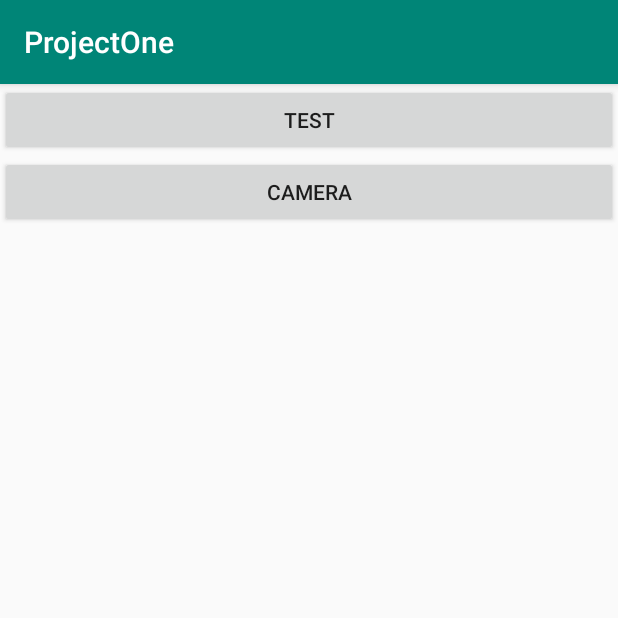
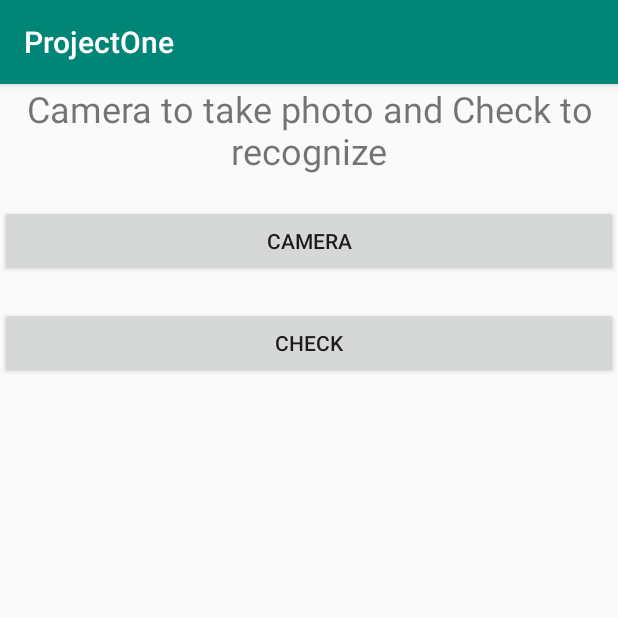
Before and after one commit to JarvisZL/CalculatorCheck, an Android app: the screen it shows after launch (MainActivity), on a phone screen of 412 x 824 dp, the top half of it. Run offline under Robolectric (Android 15) with nearby library versions, the phone set to English and light mode, and no system bars.

Commit message:
Add Textview and change the layout

```diff
--- a/app/src/main/java/com/example/projectone/MainActivity.java
+++ b/app/src/main/java/com/example/projectone/MainActivity.java
@@ -51,12 +51,13 @@ public class MainActivity extends AppCompatActivity {
         ActivityCompat.requestPermissions(this,
                 new String[]{Manifest.permission.WRITE_EXTERNAL_STORAGE,Manifest.permission.READ_EXTERNAL_STORAGE}, REQUEST_CODE);
 
-        button1 = findViewById(R.id.button1);
+      //  button1 = findViewById(R.id.button1);
         image = findViewById(R.id.image);
         button2 = findViewById(R.id.button2);
         filepath = Environment.getExternalStorageDirectory().getPath();
         filepath = filepath + "/Pictures/" +"temp.png";
 
+        /*
         button1.setOnClickListener(new View.OnClickListener() {
             @Override
             public void onClick(View view) {
@@ -66,6 +67,7 @@ public class MainActivity extends AppCompatActivity {
                 startActivityForResult(intent,TAKE_PHOTO1);
             }
         });
+         */
 
         button2.setOnClickListener(new View.OnClickListener() {
             @Override
--- a/app/src/main/res/layout/activity_main.xml
+++ b/app/src/main/res/layout/activity_main.xml
@@ -7,20 +7,33 @@
     tools:context=".MainActivity"
     android:orientation="vertical">
 
+    <TextView
+        android:layout_width="match_parent"
+        android:layout_height="wrap_content"
+        android:id="@+id/text"
+        android:text="@string/Text"
+        android:textSize="24sp"
+        android:gravity="center"/>
+
     <Button
         android:layout_width="match_parent"
         android:layout_height="wrap_content"
-        android:id="@+id/button1"
-        android:text="@string/Testing"/>
+        android:layout_marginTop="20dp"
+        android:id="@+id/button2"
+        android:text="@string/Camera"/>
+
     <Button
+        android:layout_marginTop="20dp"
         android:layout_width="match_parent"
         android:layout_height="wrap_content"
-        android:id="@+id/button2"
-        android:text="@string/Camera"/>
+        android:id="@+id/button3"
+        android:text="@string/Check"/>
 
     <ImageView
         android:layout_width="match_parent"
         android:layout_height="match_parent"
         android:id="@+id/image"
         android:layout_gravity="fill" />
+
+
 </LinearLayout>
--- a/app/src/main/res/values/strings.xml
+++ b/app/src/main/res/values/strings.xml
@@ -2,4 +2,6 @@
     <string name="app_name">ProjectOne</string>
     <string name="Camera">Camera</string>
     <string name="Testing">Test</string>
+    <string name="Check">Check</string>
+    <string name="Text">Camera to take photo and Check to recognize</string>
 </resources>
```
